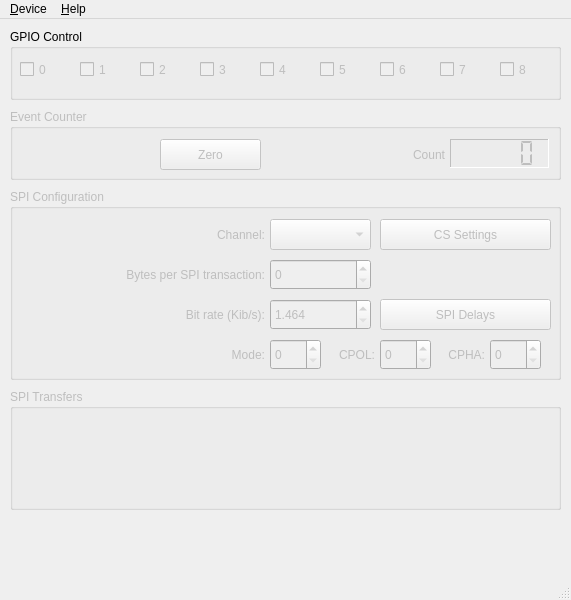
Qt form src/devicewindow.ui (bloguetronica/mcp2210-com) before a commit.
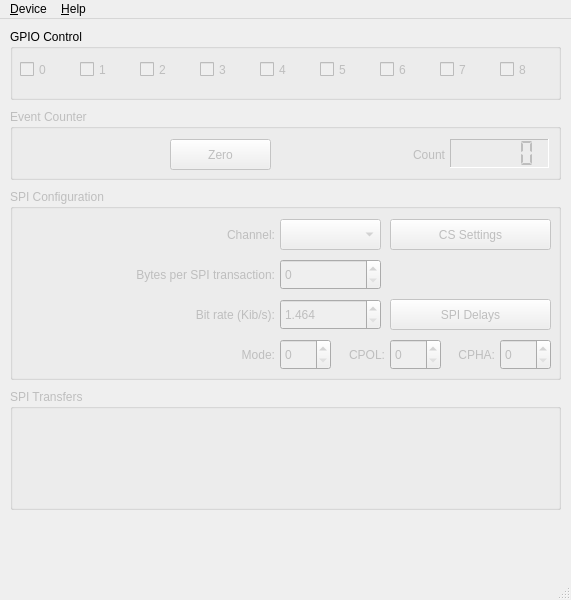
The same form after that commit. Icons and pictures are not drawn.

Diff of the .ui file:
```diff
--- a/src/devicewindow.ui
+++ b/src/devicewindow.ui
@@ -203,7 +203,7 @@
     <widget class="QPushButton" name="pushButtonZero">
      <property name="geometry">
       <rect>
-       <x>150</x>
+       <x>160</x>
        <y>30</y>
        <width>101</width>
        <height>31</height>
@@ -216,9 +216,9 @@
     <widget class="QLabel" name="labelCount">
      <property name="geometry">
       <rect>
-       <x>260</x>
+       <x>270</x>
        <y>37</y>
-       <width>175</width>
+       <width>165</width>
        <height>17</height>
       </rect>
      </property>
@@ -272,7 +272,7 @@
       <rect>
        <x>10</x>
        <y>37</y>
-       <width>245</width>
+       <width>255</width>
        <height>17</height>
       </rect>
      </property>
@@ -286,7 +286,7 @@
     <widget class="QComboBox" name="comboBoxChannel">
      <property name="geometry">
       <rect>
-       <x>260</x>
+       <x>270</x>
        <y>30</y>
        <width>101</width>
        <height>31</height>
@@ -296,9 +296,9 @@
     <widget class="QPushButton" name="pushButtonCSSettings">
      <property name="geometry">
       <rect>
-       <x>370</x>
+       <x>380</x>
        <y>30</y>
-       <width>171</width>
+       <width>161</width>
        <height>31</height>
       </rect>
      </property>
@@ -309,9 +309,9 @@
     <widget class="QPushButton" name="pushButtonSPIDelays">
      <property name="geometry">
       <rect>
-       <x>370</x>
+       <x>380</x>
        <y>110</y>
-       <width>171</width>
+       <width>161</width>
        <height>31</height>
       </rect>
      </property>
@@ -324,7 +324,7 @@
       <rect>
        <x>10</x>
        <y>77</y>
-       <width>245</width>
+       <width>255</width>
        <height>17</height>
       </rect>
      </property>
@@ -338,7 +338,7 @@
     <widget class="QSpinBox" name="spinBoxBytesPerTransaction">
      <property name="geometry">
       <rect>
-       <x>260</x>
+       <x>270</x>
        <y>70</y>
        <width>101</width>
        <height>31</height>
@@ -353,7 +353,7 @@
       <rect>
        <x>10</x>
        <y>117</y>
-       <width>245</width>
+       <width>255</width>
        <height>17</height>
       </rect>
      </property>
@@ -367,7 +367,7 @@
     <widget class="QDoubleSpinBox" name="doubleSpinBoxBitRate">
      <property name="geometry">
       <rect>
-       <x>260</x>
+       <x>270</x>
        <y>110</y>
        <width>101</width>
        <height>31</height>
@@ -388,7 +388,7 @@
       <rect>
        <x>10</x>
        <y>157</y>
-       <width>245</width>
+       <width>255</width>
        <height>17</height>
       </rect>
      </property>
@@ -402,7 +402,7 @@
     <widget class="QSpinBox" name="spinBoxMode">
      <property name="geometry">
       <rect>
-       <x>260</x>
+       <x>270</x>
        <y>150</y>
        <width>51</width>
        <height>31</height>
@@ -415,7 +415,7 @@
     <widget class="QLabel" name="labelCPOL">
      <property name="geometry">
       <rect>
-       <x>320</x>
+       <x>330</x>
        <y>157</y>
        <width>45</width>
        <height>17</height>
@@ -431,7 +431,7 @@
     <widget class="QSpinBox" name="spinBoxCPOL">
      <property name="geometry">
       <rect>
-       <x>370</x>
+       <x>380</x>
        <y>150</y>
        <width>51</width>
        <height>31</height>
@@ -444,7 +444,7 @@
     <widget class="QLabel" name="labelCPHA">
      <property name="geometry">
       <rect>
-       <x>430</x>
+       <x>440</x>
        <y>157</y>
        <width>45</width>
        <height>17</height>
@@ -460,7 +460,7 @@
     <widget class="QSpinBox" name="spinBoxCPHA">
      <property name="geometry">
       <rect>
-       <x>480</x>
+       <x>490</x>
        <y>150</y>
        <width>51</width>
        <height>31</height>
```
